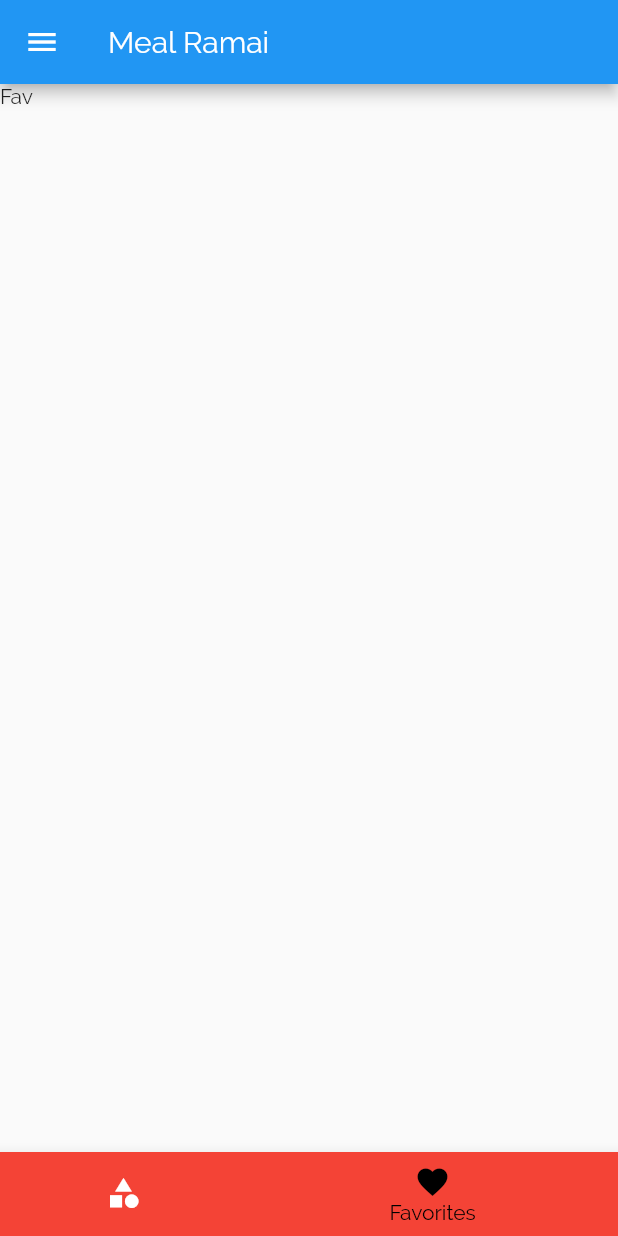
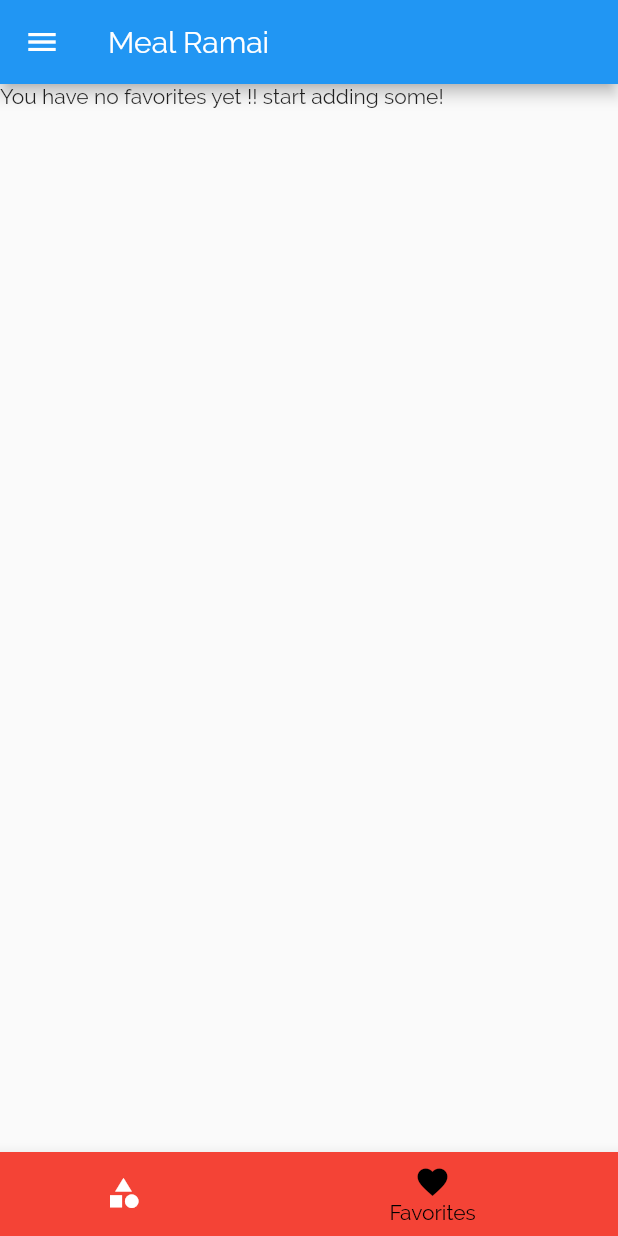
Before and after one commit to rambod/flutter_meal, a Flutter app: the screen it shows after launch, item 2 of the bottom bar chosen, on a phone screen of 412 x 824 dp. Run offline on Flutter 3.47's test engine with Material 2 defaults, Android fonts, the phone set to English and light mode, and no system bars.

```diff
--- a/lib/main.dart
+++ b/lib/main.dart
@@ -26,6 +26,7 @@ class _MyAppState extends State<MyApp> {
   };
 
   List<Meal> _availableMeals = DUMMY_MEALS;
+  List<Meal> _favoriteMeals = [];
 
   void _setFilter(Map<String, bool> filterData) {
     setState(() {
@@ -47,6 +48,25 @@ class _MyAppState extends State<MyApp> {
         return true;
       }).toList();
     });
+  }
+
+  void _toggleFavorite(String mealId) {
+    final existingIndex =
+        _favoriteMeals.indexWhere((element) => element.id == mealId);
+    if (existingIndex >= 0) {
+      setState(() {
+        _favoriteMeals.removeAt(existingIndex);
+      });
+    } else {
+      setState(() {
+        _favoriteMeals
+            .add(DUMMY_MEALS.firstWhere((element) => element.id == mealId));
+      });
+    }
+  }
+
+  bool _isMealFavorite(String id){
+    return _favoriteMeals.any((element) => element.id == id);
   }
 
   @override
@@ -75,10 +95,10 @@ class _MyAppState extends State<MyApp> {
 //      home: CategoriesScreen(),
       initialRoute: '/',
       routes: {
-        '/': (ctx) => TabsScren(),
+        '/': (ctx) => TabsScren(_favoriteMeals),
         '/category-meals': (ctx) => CategoryMealsScreen(_availableMeals),
-        '/meal-detail': (ctx) => MealDetailScreen(),
-        '/filter': (ctx) => FilterScreen(_filters,_setFilter),
+        '/meal-detail': (ctx) => MealDetailScreen(_toggleFavorite,_isMealFavorite),
+        '/filter': (ctx) => FilterScreen(_filters, _setFilter),
       },
     );
   }
--- a/lib/screens/favorite_screen.dart
+++ b/lib/screens/favorite_screen.dart
@@ -1,11 +1,42 @@
 import 'package:flutter/material.dart';
+import 'package:meal/models/meal.dart';
+import 'package:meal/widgets/meal_item.dart';
 
-class FavoriteScreen extends StatelessWidget {
+class FavoriteScreen extends StatefulWidget {
+  final List<Meal> favoriteMeals;
+
+  FavoriteScreen(this.favoriteMeals);
+
+  @override
+  _FavoriteScreenState createState() => _FavoriteScreenState();
+}
+
+class _FavoriteScreenState extends State<FavoriteScreen> {
   @override
   Widget build(BuildContext context) {
-    return Scaffold(
+    if(widget.favoriteMeals.isEmpty){
+      return Scaffold(
 //      appBar: AppBar(title: Text('Favorite'),),
-      body: Text('Fav'),
-    );
+        body: Text('You have no favorites yet !! start adding some!'),
+      );
+    }else{
+      return Scaffold(
+//      appBar: AppBar(title: Text('Favorite'),),
+        body: ListView.builder(
+          itemBuilder: (ctx, index) {
+            return MealItem(
+              id: widget.favoriteMeals[index].id,
+              title: widget.favoriteMeals[index].title,
+              imageUrl: widget.favoriteMeals[index].imageUrl,
+              affordability: widget.favoriteMeals[index].affordability,
+              complexity: widget.favoriteMeals[index].complexity,
+              duration: widget.favoriteMeals[index].duration,
+            );
+          },
+          itemCount: widget.favoriteMeals.length,
+        )
+      );
+    }
+
   }
 }
--- a/lib/screens/tabs_screen.dart
+++ b/lib/screens/tabs_screen.dart
@@ -1,22 +1,32 @@
 import 'package:flutter/material.dart';
+import 'package:meal/models/meal.dart';
 import 'package:meal/screens/categories_screen.dart';
 import 'package:meal/screens/favorite_screen.dart';
 import 'package:meal/widgets/main_drawer.dart';
 
 class TabsScren extends StatefulWidget {
+  final List<Meal> favoriteMeals;
+
+  TabsScren(this.favoriteMeals);
+
   @override
   _TabsScrenState createState() => _TabsScrenState();
 }
 
 class _TabsScrenState extends State<TabsScren> {
-  final List<Widget> _pages = [
-    CategoriesScreen(),
-    FavoriteScreen(),
-  ];
+  List _pages;
 
   int _selectedPageIndex = 0;
 
-  void _selectPage(int index){
+  @override
+  void initState() {
+    _pages = [
+      CategoriesScreen(),
+      FavoriteScreen(widget.favoriteMeals),
+    ];
+  }
+
+  void _selectPage(int index) {
     setState(() {
       _selectedPageIndex = index;
     });
@@ -25,13 +35,11 @@ class _TabsScrenState extends State<TabsScren> {
   @override
   Widget build(BuildContext context) {
     return Scaffold(
-      appBar: AppBar(title: Text(
-        'Meal Ramai'
-      ),),
+      appBar: AppBar(
+        title: Text('Meal Ramai'),
+      ),
       drawer: MainDrawer(),
-
       body: _pages[_selectedPageIndex],
-
       bottomNavigationBar: BottomNavigationBar(
         onTap: _selectPage,
         selectedItemColor: Theme.of(context).accentColor,
@@ -40,13 +48,13 @@ class _TabsScrenState extends State<TabsScren> {
         type: BottomNavigationBarType.shifting,
         items: [
           BottomNavigationBarItem(
-            backgroundColor: Theme.of(context).primaryColor,
-              icon: Icon(Icons.category), title: Text('Categories')),
-
+              backgroundColor: Theme.of(context).primaryColor,
+              icon: Icon(Icons.category),
+              title: Text('Categories')),
           BottomNavigationBarItem(
               backgroundColor: Colors.red,
-
-              icon: Icon(Icons.favorite), title: Text('Favorites')),
+              icon: Icon(Icons.favorite),
+              title: Text('Favorites')),
         ],
       ),
     );
```
Also changed, not shown: lib/screens/meal_detail_screen.dart (+23 -14 lines).
